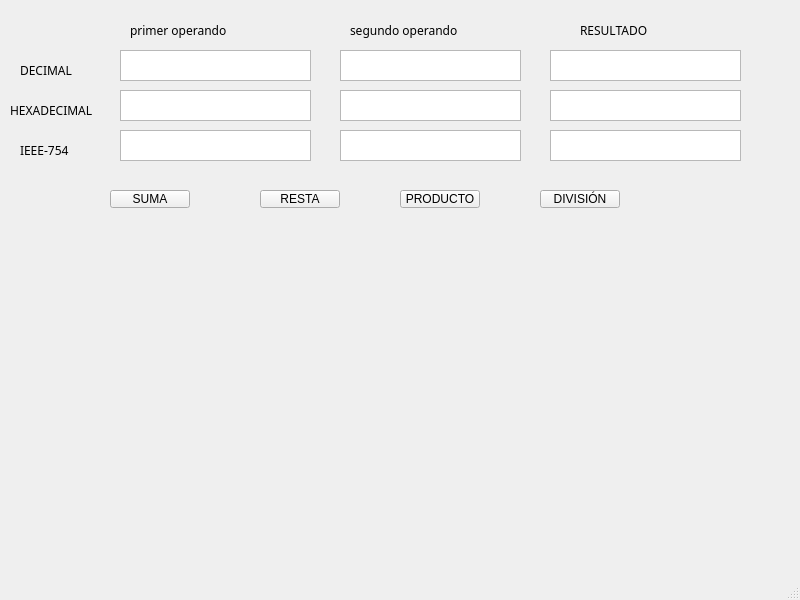
The window that mainwindow.ui (VictorMartinezVega/Alu) describes before a commit, drawn with Qt 5.
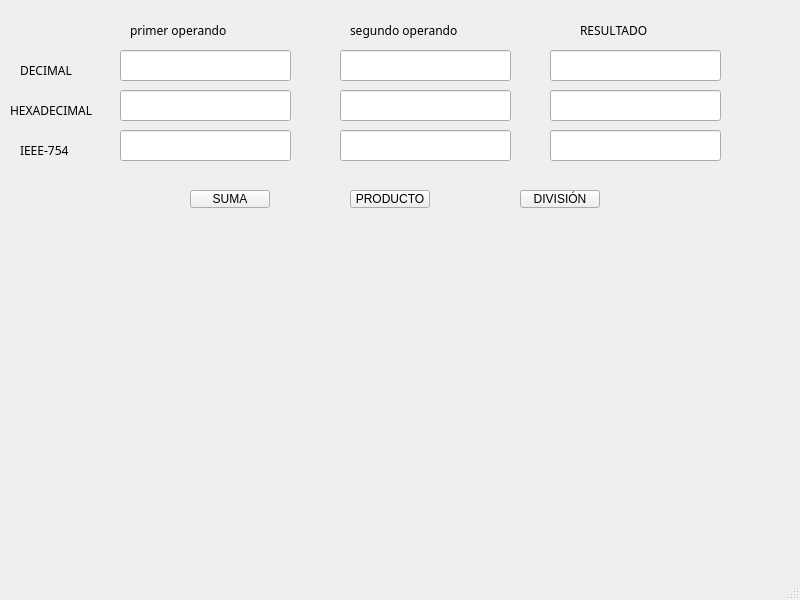
The same window after the commit.

What changed in the file:
```diff
--- a/mainwindow.ui
+++ b/mainwindow.ui
@@ -14,30 +14,10 @@
    <string>MainWindow</string>
   </property>
   <widget class="QWidget" name="centralwidget">
-   <widget class="QTextEdit" name="textEdit">
-    <property name="geometry">
-     <rect>
-      <x>120</x>
-      <y>50</y>
-      <width>191</width>
-      <height>31</height>
-     </rect>
-    </property>
-   </widget>
-   <widget class="QTextEdit" name="textEdit_2">
-    <property name="geometry">
-     <rect>
-      <x>340</x>
-      <y>50</y>
-      <width>181</width>
-      <height>31</height>
-     </rect>
-    </property>
-   </widget>
    <widget class="QPushButton" name="suma">
     <property name="geometry">
      <rect>
-      <x>110</x>
+      <x>190</x>
       <y>190</y>
       <width>80</width>
       <height>18</height>
@@ -50,7 +30,7 @@
    <widget class="QPushButton" name="division">
     <property name="geometry">
      <rect>
-      <x>540</x>
+      <x>520</x>
       <y>190</y>
       <width>80</width>
       <height>18</height>
@@ -63,7 +43,7 @@
    <widget class="QPushButton" name="producto">
     <property name="geometry">
      <rect>
-      <x>400</x>
+      <x>350</x>
       <y>190</y>
       <width>80</width>
       <height>18</height>
@@ -73,19 +53,6 @@
      <string>PRODUCTO</string>
     </property>
    </widget>
-   <widget class="QPushButton" name="resta">
-    <property name="geometry">
-     <rect>
-      <x>260</x>
-      <y>190</y>
-      <width>80</width>
-      <height>18</height>
-     </rect>
-    </property>
-    <property name="text">
-     <string>RESTA</string>
-    </property>
-   </widget>
    <widget class="QLabel" name="label">
     <property name="geometry">
      <rect>
@@ -122,16 +89,6 @@
      <string>segundo operando</string>
     </property>
    </widget>
-   <widget class="QTextEdit" name="textEdit_3">
-    <property name="geometry">
-     <rect>
-      <x>550</x>
-      <y>50</y>
-      <width>191</width>
-      <height>31</height>
-     </rect>
-    </property>
-   </widget>
    <widget class="QLabel" name="label_3">
     <property name="geometry">
      <rect>
@@ -150,66 +107,6 @@
      <string>RESULTADO</string>
     </property>
    </widget>
-   <widget class="QTextEdit" name="textEdit_4">
-    <property name="geometry">
-     <rect>
-      <x>120</x>
-      <y>90</y>
-      <width>191</width>
-      <height>31</height>
-     </rect>
-    </property>
-   </widget>
-   <widget class="QTextEdit" name="textEdit_5">
-    <property name="geometry">
-     <rect>
-      <x>120</x>
-      <y>130</y>
-      <width>191</width>
-      <height>31</height>
-     </rect>
-    </property>
-   </widget>
-   <widget class="QTextEdit" name="textEdit_6">
-    <property name="geometry">
-     <rect>
-      <x>340</x>
-      <y>90</y>
-      <width>181</width>
-      <height>31</height>
-     </rect>
-    </property>
-   </widget>
-   <widget class="QTextEdit" name="textEdit_7">
-    <property name="geometry">
-     <rect>
-      <x>340</x>
-      <y>130</y>
-      <width>181</width>
-      <height>31</height>
-     </rect>
-    </property>
-   </widget>
-   <widget class="QTextEdit" name="textEdit_8">
-    <property name="geometry">
-     <rect>
-      <x>550</x>
-      <y>90</y>
-      <width>191</width>
-      <height>31</height>
-     </rect>
-    </property>
-   </widget>
-   <widget class="QTextEdit" name="textEdit_9">
-    <property name="geometry">
-     <rect>
-      <x>550</x>
-      <y>130</y>
-      <width>191</width>
-      <height>31</height>
-     </rect>
-    </property>
-   </widget>
    <widget class="QLabel" name="label_4">
     <property name="geometry">
      <rect>
@@ -264,6 +161,96 @@
      <string>IEEE-754</string>
     </property>
    </widget>
+   <widget class="QLineEdit" name="op1dec">
+    <property name="geometry">
+     <rect>
+      <x>120</x>
+      <y>50</y>
+      <width>171</width>
+      <height>31</height>
+     </rect>
+    </property>
+   </widget>
+   <widget class="QLineEdit" name="op1hex">
+    <property name="geometry">
+     <rect>
+      <x>120</x>
+      <y>90</y>
+      <width>171</width>
+      <height>31</height>
+     </rect>
+    </property>
+   </widget>
+   <widget class="QLineEdit" name="op1IEE">
+    <property name="geometry">
+     <rect>
+      <x>120</x>
+      <y>130</y>
+      <width>171</width>
+      <height>31</height>
+     </rect>
+    </property>
+   </widget>
+   <widget class="QLineEdit" name="op2dec">
+    <property name="geometry">
+     <rect>
+      <x>340</x>
+      <y>50</y>
+      <width>171</width>
+      <height>31</height>
+     </rect>
+    </property>
+   </widget>
+   <widget class="QLineEdit" name="op2IEE">
+    <property name="geometry">
+     <rect>
+      <x>340</x>
+      <y>130</y>
+      <width>171</width>
+      <height>31</height>
+     </rect>
+    </property>
+   </widget>
+   <widget class="QLineEdit" name="op2hex">
+    <property name="geometry">
+     <rect>
+      <x>340</x>
+      <y>90</y>
+      <width>171</width>
+      <height>31</height>
+     </rect>
+    </property>
+   </widget>
+   <widget class="QLineEdit" name="result1">
+    <property name="geometry">
+     <rect>
+      <x>550</x>
+      <y>50</y>
+      <width>171</width>
+      <height>31</height>
+     </rect>
+    </property>
+   </widget>
+   <widget class="QLineEdit" name="result3">
+    <property name="geometry">
+     <rect>
+      <x>550</x>
+      <y>130</y>
+      <width>171</width>
+      <height>31</height>
+     </rect>
+    </property>
+   </widget>
+   <widget class="QLineEdit" name="result2">
+    <property name="geometry">
+     <rect>
+      <x>550</x>
+      <y>90</y>
+      <width>171</width>
+      <height>31</height>
+     </rect>
+    </property>
+   </widget>
   </widget>
   <widget class="QMenuBar" name="menubar">
    <property name="geometry">
```
